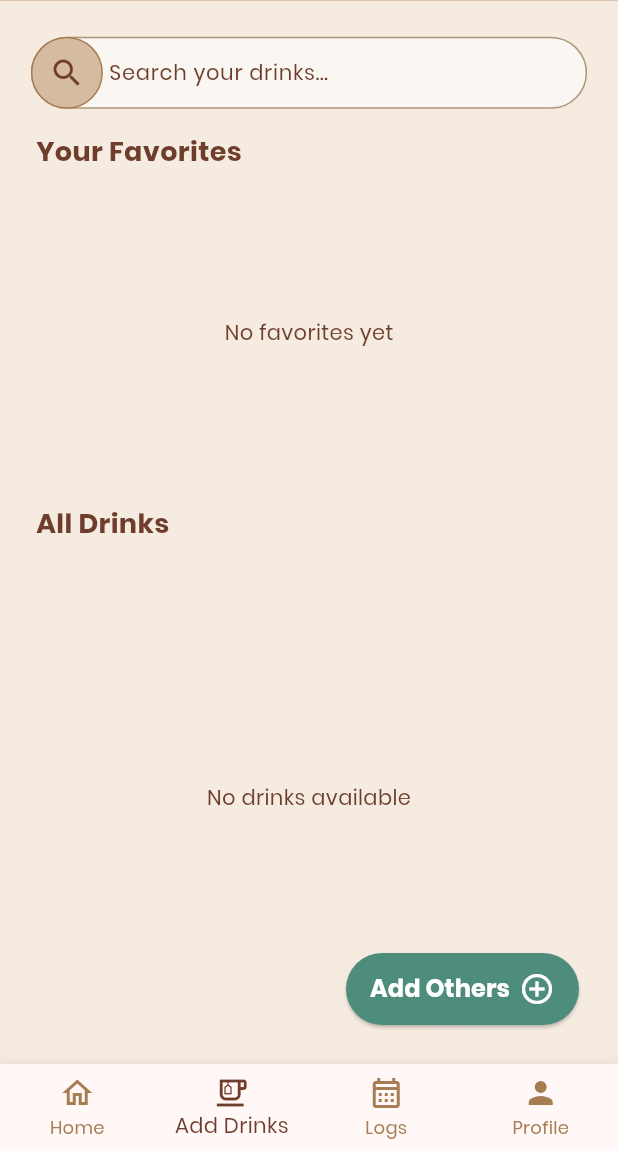
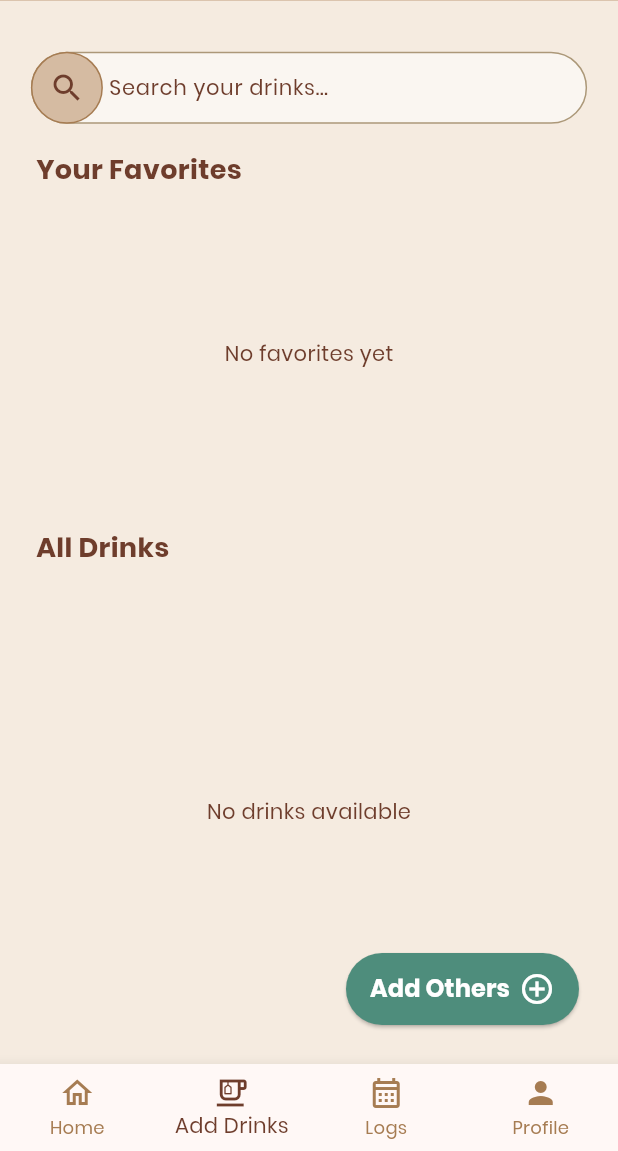
Before and after one commit to FathurrahmanNasution/caffeine_tracker, a Flutter app: the CoffeeListPage screen opened by its route, on a phone screen of 412 x 824 dp, the part 85-1236 px from its top. Run offline on Flutter 3.47's test engine with Material 3 defaults, Android fonts, the phone set to English and light mode, and no system bars; our stand-ins replace cloud_firestore, firebase_auth, firebase_core, google_sign_in, rxdart; accounts and stored records are empty; network calls fail.

```diff
--- a/lib/screens/coffeelist_page.dart
+++ b/lib/screens/coffeelist_page.dart
@@ -89,7 +89,7 @@ class _CoffeeListPageState extends State<CoffeeListPage> {
                   child: Column(
                     crossAxisAlignment: CrossAxisAlignment.start,
                     children: [
-                      SizedBox(height: r.smallSpacing),
+                      SizedBox(height: r.mediumSpacing),
                       // Search Bar
                       _buildSearchBar(r),
                       SizedBox(height: r.mediumSpacing),
--- a/lib/utils/responsive.dart
+++ b/lib/utils/responsive.dart
@@ -76,8 +76,8 @@ class Responsive {
   ));
 
   // Spacing responsive
-  double get smallSpacing => adaptive(mobile: 8, tablet: 12, desktop: 16);
-  double get mediumSpacing => adaptive(mobile: 16, tablet: 20, desktop: 24);
+  double get smallSpacing => adaptive(mobile: 10, tablet: 12, desktop: 16);
+  double get mediumSpacing => adaptive(mobile: 18, tablet: 20, desktop: 24);
   double get largeSpacing => adaptive(mobile: 24, tablet: 32, desktop: 40);
 }
 
```
